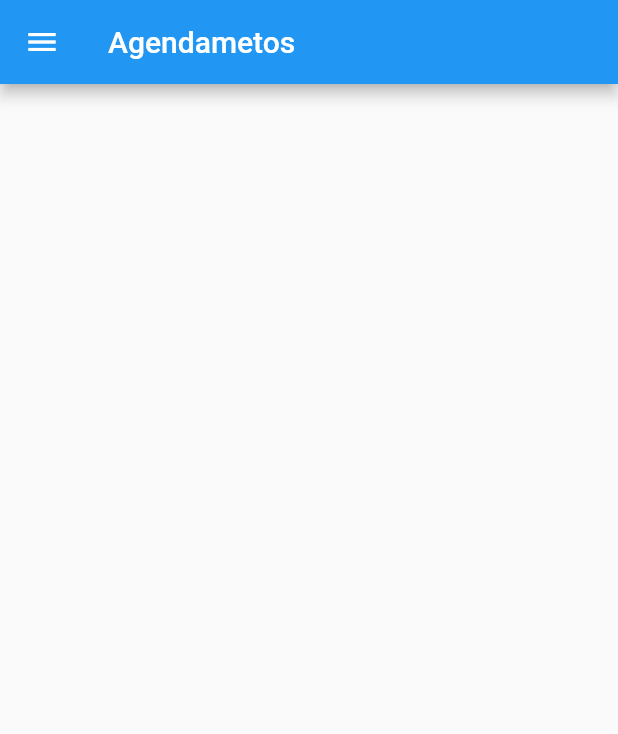
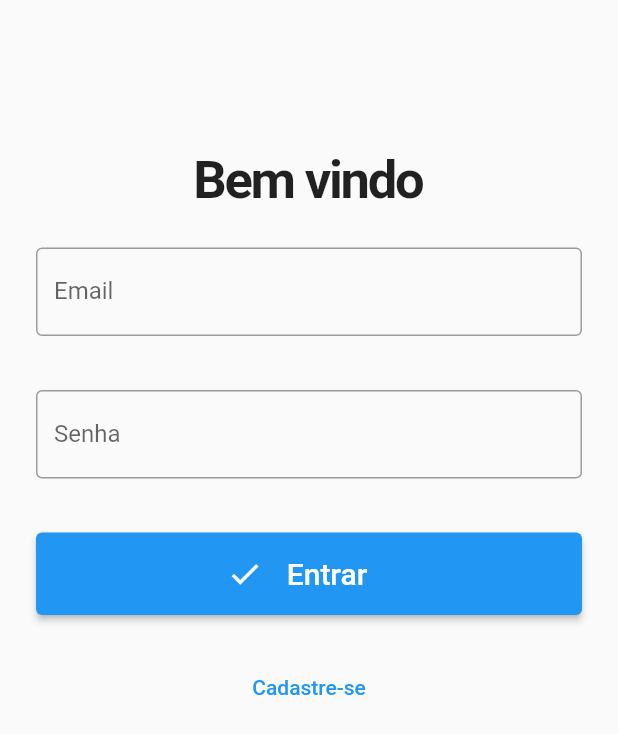
Before and after one commit to FelipeArthurRibeiro/DoeMaisAgendamentos, a Flutter app: the screen it shows after launch, on a phone screen of 412 x 824 dp. Shown: the top 734 px of the screen. Run offline on Flutter 3.47's test engine with Material 2 defaults, Android fonts, the phone set to English and light mode, and no system bars; our stand-ins replace firebase_auth, firebase_core; accounts and stored records are empty.

Commit message:
Tarefas 1 e 10
Tela de Login e validação
video 19:13

```diff
--- a/lib/main.dart
+++ b/lib/main.dart
@@ -1,12 +1,22 @@
 import 'package:doe_mais_agendamentos/home.dart';
+import 'package:doe_mais_agendamentos/services/authservice.dart';
+import 'package:doe_mais_agendamentos/widget/auth_check.dart';
 import 'package:firebase_core/firebase_core.dart';
 import 'package:flutter/material.dart';
+import 'package:provider/provider.dart';
 
 void main() async {
 
   WidgetsFlutterBinding.ensureInitialized();
   await Firebase.initializeApp();
-  runApp(const MyApp());
+  runApp(
+    MultiProvider(
+        providers: [
+          ChangeNotifierProvider(create: (context) => AuthService()),
+      ],
+      child: MyApp(),
+    ),
+  );
 }
 
 class MyApp extends StatelessWidget {
@@ -18,7 +28,7 @@ class MyApp extends StatelessWidget {
       theme: ThemeData(
         primarySwatch: Colors.blue,
       ),
-      home: Home()
+      home: AuthCheck(),
     );
   }
 }
--- a/lib/pages/tela_login.dart
+++ b/lib/pages/tela_login.dart
@@ -1,25 +1,171 @@
-import 'package:flutter/cupertino.dart';
+import 'package:doe_mais_agendamentos/services/authservice.dart';
 import 'package:flutter/material.dart';
+import 'package:provider/provider.dart';
 
-class TelaLogin extends StatefulWidget {
-  const TelaLogin({Key? key}) : super(key: key);
+class LoginPage extends StatefulWidget {
+  LoginPage({Key? key}) : super(key: key);
 
   @override
-  State<TelaLogin> createState() => _TelaLoginState();
+  _LoginPageState createState() => _LoginPageState();
 }
 
-class _TelaLoginState extends State<TelaLogin> {
+class _LoginPageState extends State<LoginPage> {
+  final formKey = GlobalKey<FormState>();
+  final email = TextEditingController();
+  final senha = TextEditingController();
+
+  bool isLogin = true;
+  late String titulo;
+  late String actionButton;
+  late String toggleButton;
+  bool loading = false;
+
+  @override
+  void initState() {
+    super.initState();
+    setFormAction(true);
+  }
+
+  setFormAction(bool acao) {
+    setState(() {
+      isLogin = acao;
+      if (isLogin) {
+        titulo = 'Bem vindo';
+        actionButton = 'Entrar';
+        toggleButton = 'Cadastre-se';
+      } else {
+        titulo = 'Crie sua conta';
+        actionButton = 'Cadastrar';
+        toggleButton = 'Voltar ao Login.';
+      }
+    });
+  }
+/*
+  login() async {
+    setState(() => loading = true);
+    try {
+      await context.read<AuthService>().login(email.text, senha.text);
+    } on AuthException catch (e) {
+      setState(() => loading = false);
+      ScaffoldMessenger.of(context)
+          .showSnackBar(SnackBar(content: Text(e.message)));
+    }
+  }
+
+  registrar() async {
+    setState(() => loading = true);
+    try {
+      await context.read<AuthService>().registrar(email.text, senha.text);
+    } on AuthException catch (e) {
+      setState(() => loading = false);
+      ScaffoldMessenger.of(context)
+          .showSnackBar(SnackBar(content: Text(e.message)));
+    }
+  }
+*/
   @override
   Widget build(BuildContext context) {
-    return SafeArea(
-      child: SingleChildScrollView(
-        child: Column(
-          children: [
-            Row(
+    return Scaffold(
+      body: SingleChildScrollView(
+        child: Padding(
+          padding: EdgeInsets.only(top: 100),
+          child: Form(
+            key: formKey,
+            child: Column(
+              mainAxisAlignment: MainAxisAlignment.center,
               children: [
+                Text(
+                  titulo,
+                  style: TextStyle(
+                    fontSize: 35,
+                    fontWeight: FontWeight.bold,
+                    letterSpacing: -1.5,
+                  ),
+                ),
+                Padding(
+                  padding: EdgeInsets.all(24),
+                  child: TextFormField(
+                    controller: email,
+                    decoration: InputDecoration(
+                      border: OutlineInputBorder(),
+                      labelText: 'Email',
+                    ),
+                    keyboardType: TextInputType.emailAddress,
+                    validator: (value) {
+                      if (value!.isEmpty) {
+                        return 'Informe o email corretamente!';
+                      }
+                      return null;
+                    },
+                  ),
+                ),
+                Padding(
+                  padding:
+                  EdgeInsets.symmetric(vertical: 12.0, horizontal: 24.0),
+                  child: TextFormField(
+                    controller: senha,
+                    obscureText: true,
+                    decoration: InputDecoration(
+                      border: OutlineInputBorder(),
+                      labelText: 'Senha',
+                    ),
+                    validator: (value) {
+                      if (value!.isEmpty) {
+                        return 'Informa sua senha!';
+                      } else if (value.length < 6) {
+                        return 'Sua senha deve ter no mínimo 6 caracteres';
+                      }
+                      return null;
+                    },
+                  ),
+                ),
+                Padding(
+                  padding: EdgeInsets.all(24.0),
+                  child: ElevatedButton(
+                    onPressed: () {
+                      if (formKey.currentState!.validate()) {
+                        if (isLogin) {
+                          //login();
+                        } else {
+                          //registrar();
+                        }
+                      }
+                    },
+                    child: Row(
+                      mainAxisAlignment: MainAxisAlignment.center,
+                      children: (loading)
+                          ? [
+                        Padding(
+                          padding: EdgeInsets.all(16),
+                          child: SizedBox(
+                            width: 24,
+                            height: 24,
+                            child: CircularProgressIndicator(
+                              color: Colors.white,
+                            ),
+                          ),
+                        )
+                      ]
+                          : [
+                        Icon(Icons.check),
+                        Padding(
+                          padding: EdgeInsets.all(16.0),
+                          child: Text(
+                            actionButton,
+                            style: TextStyle(fontSize: 20),
+                          ),
+                        ),
+                      ],
+                    ),
+                  ),
+                ),
+                TextButton(
+                  onPressed: () => setFormAction(!isLogin),
+                  child: Text(toggleButton),
+                ),
               ],
-            )
-          ],
+            ),
+          ),
         ),
       ),
     );
--- /dev/null
+++ b/lib/services/authservice.dart
@@ -0,0 +1,20 @@
+import 'package:firebase_auth/firebase_auth.dart';
+import 'package:flutter/cupertino.dart';
+
+class AuthService extends ChangeNotifier {
+  FirebaseAuth _auth = FirebaseAuth.instance;
+  User? usuario;
+  bool isLoading = true;
+
+  AuthService(){
+    _authCheck();
+  }
+
+  _authCheck(){
+    _auth.authStateChanges().listen((User? user) {
+      usuario = (user == null) ? null : user;
+      isLoading = false;
+      notifyListeners();
+    });
+  }
+}
--- /dev/null
+++ b/lib/widget/auth_check.dart
@@ -0,0 +1,36 @@
+import 'package:doe_mais_agendamentos/home.dart';
+import 'package:doe_mais_agendamentos/pages/tela_login.dart';
+import 'package:doe_mais_agendamentos/services/authservice.dart';
+import 'package:flutter/cupertino.dart';
+import 'package:flutter/material.dart';
+import 'package:provider/provider.dart';
+
+class AuthCheck extends StatefulWidget {
+  const AuthCheck({Key? key}) : super(key: key);
+
+  @override
+  State<AuthCheck> createState() => _AuthCheckState();
+}
+
+class _AuthCheckState extends State<AuthCheck> {
+  @override
+  Widget build(BuildContext context) {
+    AuthService auth = Provider.of<AuthService>(context);
+
+    if(auth.isLoading)
+      return loading();
+    else if (auth.usuario == null)
+      return LoginPage();
+    else
+      return Home();
+  }
+
+  loading(){
+   return const Scaffold(
+     body: Center(
+       child: CircularProgressIndicator(),
+     ),
+   );
+  }
+
+}
```
Also changed, not shown: pubspec.yaml (+11 -2 lines), pubspec.lock, 2 other files.
